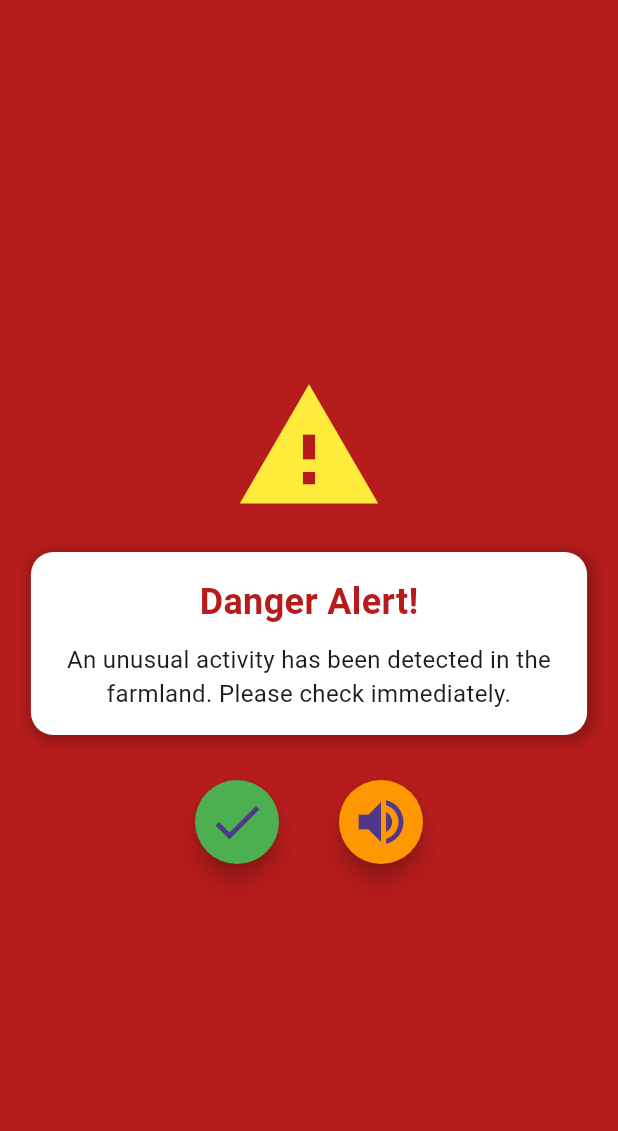
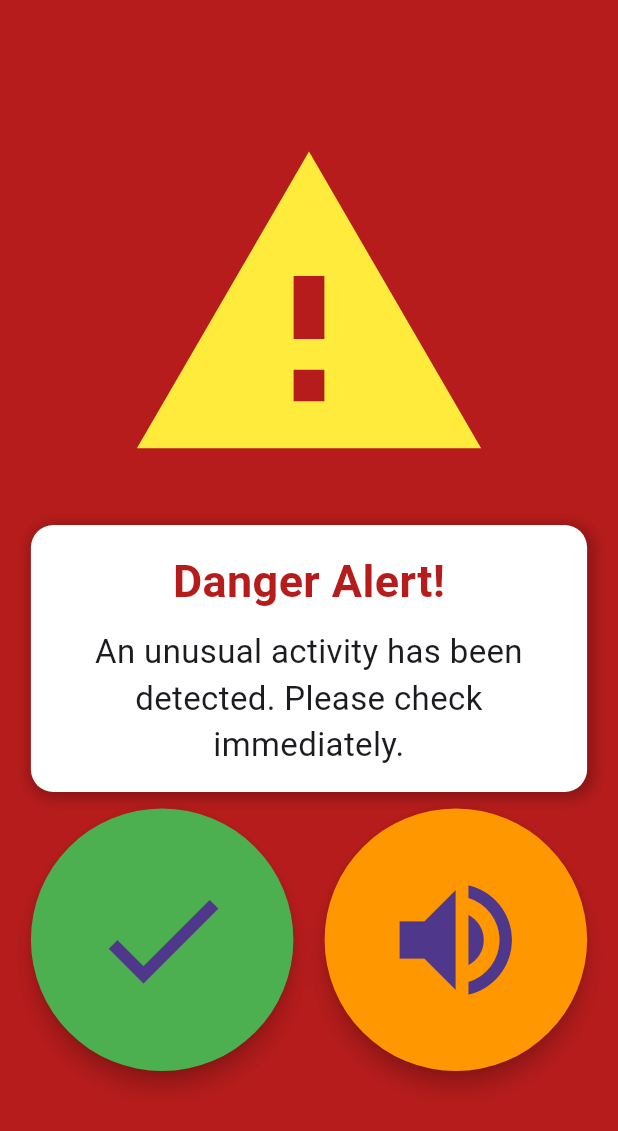
Before and after one commit to adittya003/Indoor_planting_System_for_Visually_challenged_People, a Flutter app: the screen it shows after launch, on a phone screen of 412 x 824 dp. Shown: the top 1131 px of the screen. Run offline on Flutter 3.47's test engine with Material 3 defaults, Android fonts, the phone set to English and light mode, and no system bars.

Commit message:
front-end changes to danger layout and plant-details layout

```diff
--- a/indoor_planting_App_visually_challenged/lib/screens/danger_alert.dart
+++ b/indoor_planting_App_visually_challenged/lib/screens/danger_alert.dart
@@ -5,19 +5,24 @@ class DangerAlertPage extends StatelessWidget {
   Widget build(BuildContext context) {
     return Scaffold(
       backgroundColor: Colors.red.shade900, // Danger background
-      body: Column(
-        mainAxisAlignment: MainAxisAlignment.center,
-        crossAxisAlignment: CrossAxisAlignment.center,
+      body: Stack(
         children: [
-          // Warning Icon
-          Icon(
+          // Warning Icon Positioned at the Top
+          Positioned(
+            top: 80, // Adjusted to move higher
+            left: MediaQuery.of(context).size.width * 0.5 - 125, // Centered
+            child: Icon(
               Icons.warning,
-            size: 100,
+              size: 250,
               color: Colors.yellow,
             ),
-          SizedBox(height: 20),
-          // Alert Message Box
-          Container(
+          ),
+
+          // Alert Message Box Positioned Below the Icon
+          Positioned(
+            top: 350, // Adjusted lower
+            left: MediaQuery.of(context).size.width * 0.05,
+            child: Container(
               width: MediaQuery.of(context).size.width * 0.9,
               padding: EdgeInsets.all(16),
               decoration: BoxDecoration(
@@ -37,47 +42,58 @@ class DangerAlertPage extends StatelessWidget {
                   Text(
                     'Danger Alert!',
                     style: TextStyle(
-                    fontSize: 24,
+                      fontSize: 30,
                       fontWeight: FontWeight.bold,
                       color: Colors.red.shade900,
                     ),
                   ),
                   SizedBox(height: 10),
                   Text(
-                  'An unusual activity has been detected in the farmland. Please check immediately.',
-                  style: TextStyle(fontSize: 16),
+                    'An unusual activity has been detected. Please check immediately.',
+                    style: TextStyle(fontSize: 22),
                     textAlign: TextAlign.center,
                   ),
                 ],
               ),
             ),
-          SizedBox(height: 30),
-          // Action Buttons
-          Row(
-            mainAxisAlignment: MainAxisAlignment.center,
-            children: [
-              // Acknowledge Button
-              FloatingActionButton(
+          ),
+
+          // Acknowledge Button (Left Side, Bigger Size)
+          Positioned(
+            bottom: 110,
+            left: MediaQuery.of(context).size.width * 0.05, // Adjust for alignment
+            child: SizedBox(
+              width: 175, // Increased size
+              height: 175,
+              child: FloatingActionButton(
                 heroTag: "acknowledgeBtn",
                 backgroundColor: Colors.green,
                 shape: CircleBorder(),
                 onPressed: () {
                   Navigator.pop(context); // Close alert
                 },
-                child: Icon(Icons.check, size: 40),
+                child: Icon(Icons.check, size: 100), // Bigger Icon
               ),
-              SizedBox(width: 40),
-              // Speaker Button (Voice Alert Placeholder)
-              FloatingActionButton(
+            ),
+          ),
+
+          // Speaker Button (Right Side, Bigger Size)
+          Positioned(
+            bottom: 110,
+            right: MediaQuery.of(context).size.width * 0.05, // Adjust for alignment
+            child: SizedBox(
+              width: 175, // Increased size
+              height: 175,
+              child: FloatingActionButton(
                 heroTag: "speakerBtn",
                 backgroundColor: Colors.orange,
                 shape: CircleBorder(),
                 onPressed: () {
                   // Voice alert feature to be integrated with backend
                 },
-                child: Icon(Icons.volume_up, size: 40),
+                child: Icon(Icons.volume_up, size: 100), // Bigger Icon
               ),
-            ],
+            ),
           ),
         ],
       ),
--- a/indoor_planting_App_visually_challenged/lib/screens/plant_details.dart
+++ b/indoor_planting_App_visually_challenged/lib/screens/plant_details.dart
@@ -123,7 +123,7 @@ class PlantDetailsPage extends StatelessWidget {
               Text(
                 title,
                 style: TextStyle(
-                  fontSize: 15,
+                  fontSize: 20,
                   fontWeight: FontWeight.bold,
                 ),
                 textAlign: TextAlign.center,
@@ -131,7 +131,7 @@ class PlantDetailsPage extends StatelessWidget {
               SizedBox(height: 4),
               Text(
                 value,
-                style: TextStyle(fontSize: 15),
+                style: TextStyle(fontSize: 25),
                 textAlign: TextAlign.center,
               ),
             ],
```
Lines whose indentation alone changed are shown as unchanged.
